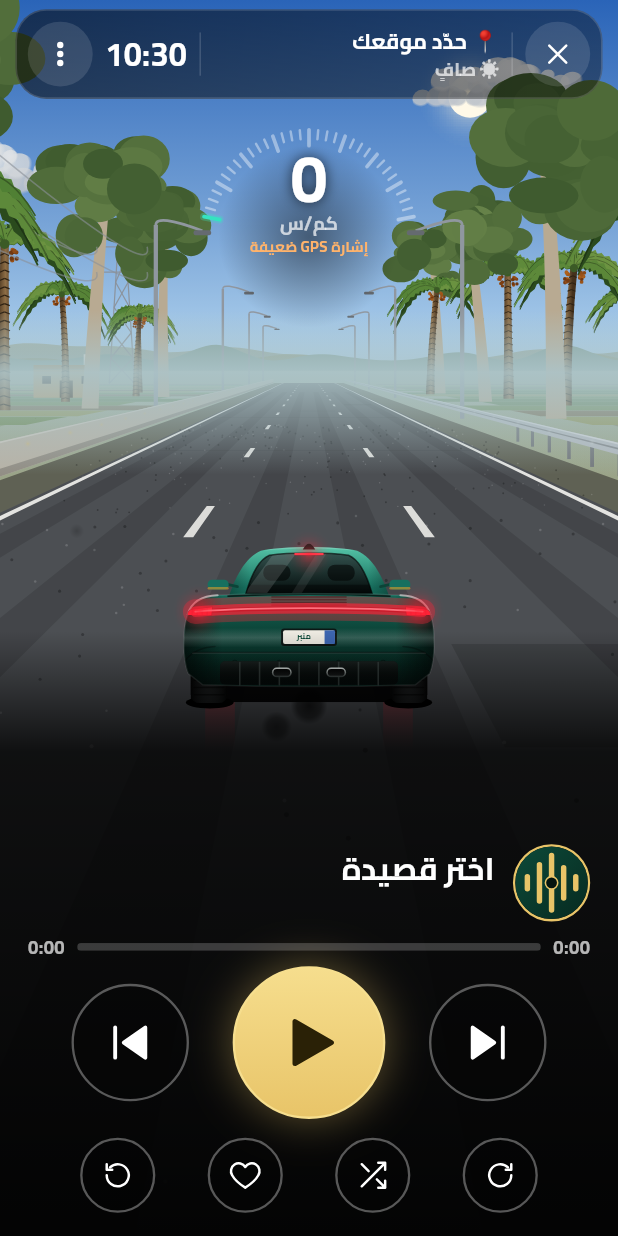
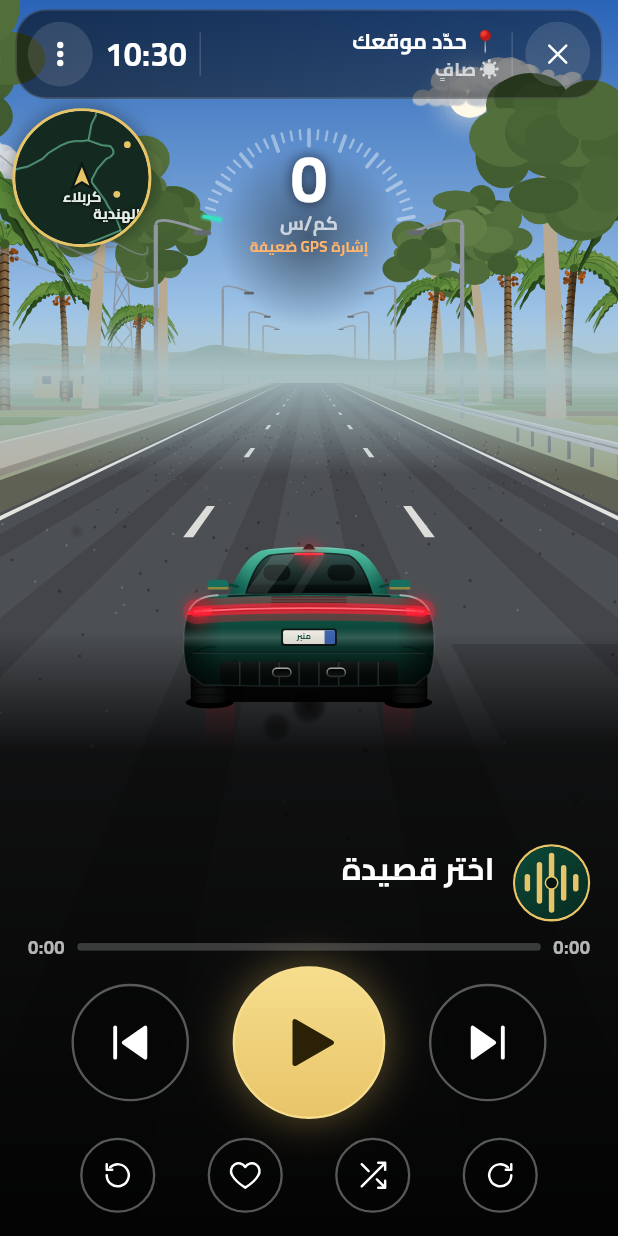
Before and after one commit to DrAhmed19/minbar, a Flutter app: the CarPage screen opened directly, after a tap on an icon or button, on a phone screen of 412 x 824 dp. Run offline on Flutter 3.47's test engine with Material 3 defaults, Android fonts, the phone set to English and light mode, and no system bars; our stand-ins replace app_links, audio_service, cached_network_image, cloud_firestore, connectivity_plus, file_picker and 17 more; missing offline and left inert: audio_session, dart:ffi, ota_update, workmanager; accounts and stored records are empty; network calls fail; statements that could not run were skipped; project files that could hold a hidden picture were left out.

Commit message:
وضع السيارة: خريطة مصغرة مخصصة بدون إنترنت (دائرة + شريط البلدات)
Co-Authored-By: Claude Sonnet 5.5 <noreply@anthropic.com>
Claude-Session: https://claude.ai/code/session_01Wyjf8CexDQJccCeWicpDw3

```diff
--- a/native/lib/car.dart
+++ b/native/lib/car.dart
@@ -19,6 +19,7 @@ import 'ui.dart';
 
 part 'car_scene.dart';
 part 'car_geo.dart';
+part 'car_map.dart';
 
 /// وضع السيارة: مشهد قيادة حيّ بكامل الشاشة.
 /// - السرعة من GPS مع تنقية (دقة السرعة، رفض القفزات، حساب احتياطي من المسافة/الزمن).
@@ -401,6 +402,10 @@ class _CarPageState extends State<CarPage> with SingleTickerProviderStateMixin {
   double _lt = 0, _rawV = 0, _turn = 0, _acc = 99, _fixAt = -99, _blinkHold = 0;
   double _lat = 32.616, _lon = 44.024; // كربلاء افتراضياً
   double _posAt = -99, _gpsStartAt = -99, _lastRestart = -99;
+  final _mapTick = ValueNotifier<int>(0);
+  final _nav = ValueNotifier<_NavInfo?>(null);
+  double _mapHead = 0;
+  bool _mapOn = true;
   bool _gotFix = false, _useLM = true; // _useLM: GPS مباشر من الجهاز (يعمل بدون إنترنت) وإلا مزوّد جوجل
   // الطقس والوقت
   _Wx _wx = _Wx();
@@ -519,6 +524,7 @@ class _CarPageState extends State<CarPage> with SingleTickerProviderStateMixin {
       if (!_carColors.containsKey(_sc.color)) _sc.color = 'green';
       _limit = p.getInt('car.limit') ?? 0;
       _restOn = p.getBool('car.rest') ?? true;
+      _mapOn = p.getBool('car.map') ?? true;
       _qMode = p.getInt('car.q') ?? 0;
       _bMode = p.getInt('car.biome') ?? -1;
       _applyBiome();
@@ -568,6 +574,7 @@ class _CarPageState extends State<CarPage> with SingleTickerProviderStateMixin {
         final dh = ((p.heading - lp.heading + 540) % 360) - 180;
         _turn += (_cl((dh / dt) * math.pi / 180, -0.6, 0.6) - _turn) * 0.6;
         _sc.heading = p.heading;
+        _mapHead = (_mapHead + ((p.heading - _mapHead + 540) % 360 - 180) * 0.6 + 360) % 360;
       } else if (sp < 1.5) {
         _turn *= 0.5;
       }
@@ -581,6 +588,10 @@ class _CarPageState extends State<CarPage> with SingleTickerProviderStateMixin {
       _env();
     }
     _geo(); // تحديث المنطقة تلقائياً مع التنقل (محلي وفوري)
+    if (_mapOn) {
+      final nv = _navCompute(_lat, _lon, _mapHead, sp > 2.5);
+      if (nv != null || sp > 2.5) _nav.value = nv;
+    }
     if (sp < 0.6) sp = 0; // ضجيج التوقف
     _rawV = sp;
     _fixAt = _now;
@@ -820,6 +831,7 @@ class _CarPageState extends State<CarPage> with SingleTickerProviderStateMixin {
     final kmh = gps ? (s.v * 3.6).round() : 0;
     if (kmh != _kmh.value) _kmh.value = kmh;
     _frame.value++;
+    if (_mapOn && _frame.value % 6 == 0) _mapTick.value++;
   }
 
   /// إحصاءات الرحلة، تنبيه السرعة الهادئ، وتذكير الاستراحة
@@ -961,6 +973,8 @@ class _CarPageState extends State<CarPage> with SingleTickerProviderStateMixin {
     _gs?.cancel();
     _beep?.dispose();
     _frame.dispose();
+    _mapTick.dispose();
+    _nav.dispose();
     _kmh.dispose();
     _clock.dispose();
     _fx.dispose();
@@ -1224,6 +1238,19 @@ class _CarPageState extends State<CarPage> with SingleTickerProviderStateMixin {
                     save('car.q', i);
                     _World.q = i == 0 ? (app.player.perf == 0 ? 2 : 1) : 3 - i;
                   }),
+                  const SizedBox(height: 6),
+                  SwitchListTile(
+                    contentPadding: EdgeInsets.zero,
+                    value: _mapOn,
+                    activeColor: kGold,
+                    onChanged: (v) => upd(() {
+                      _mapOn = v;
+                      save('car.map', v);
+                      if (!v) _nav.value = null;
+                    }),
+                    title: Text('الخريطة المصغرة وشريط البلدات', style: tx(14, c: Colors.white)),
+                    subtitle: Text('تعمل بدون إنترنت', style: tx(12, c: Colors.white54)),
+                  ),
                 ]),
                 card(Ic.power, 'الاتصال بالسيارة', [
                   SwitchListTile(
@@ -1569,6 +1596,41 @@ class _CarPageState extends State<CarPage> with SingleTickerProviderStateMixin {
         child: RepaintBoundary(child: CustomPaint(painter: _World(_sc, st, _frame), size: Size.infinite)),
       );
 
+  Widget _miniMap(double size) => IgnorePointer(
+        child: Container(
+          width: size,
+          height: size,
+          decoration: BoxDecoration(shape: BoxShape.circle, border: Border.all(color: kGold, width: 2), boxShadow: const [BoxShadow(color: Color(0x66000000), blurRadius: 10)]),
+          child: ClipOval(child: RepaintBoundary(child: CustomPaint(painter: _MapPainter(this, _mapTick), size: Size(size, size)))),
+        ),
+      );
+
+  Widget _navStrip(double w) => ValueListenableBuilder<_NavInfo?>(
+        valueListenable: _nav,
+        builder: (_, n, __) => n == null
+            ? const SizedBox.shrink()
+            : IgnorePointer(
+                child: Container(
+                  width: w,
+                  height: 32,
+                  padding: const EdgeInsets.symmetric(horizontal: 12),
+                  decoration: BoxDecoration(color: const Color(0x8C000000), borderRadius: BorderRadius.circular(16), border: Border.all(color: const Color(0x26FFFFFF))),
+                  child: Row(children: [
+                    Text(n.from, style: tx(11.5, c: Colors.white70)),
+                    const SizedBox(width: 8),
+                    Expanded(
+                      child: Stack(alignment: Alignment.center, children: [
+                        Container(height: 3, decoration: BoxDecoration(color: const Color(0x40FFFFFF), borderRadius: BorderRadius.circular(2))),
+                        Align(alignment: AlignmentDirectional.centerStart, child: FractionallySizedBox(widthFactor: n.frac.clamp(0.02, 1.0), child: Container(height: 3, decoration: BoxDecoration(color: kGold, borderRadius: BorderRadius.circular(2))))),
+                      ]),
+                    ),
+                    const SizedBox(width: 8),
+                    Text('${n.to} · ${n.km < 10 ? n.km.toStringAsFixed(1) : n.km.round()} كم', style: tx(11.5, c: Colors.white)),
+                  ]),
+                ),
+              ),
+      );
+
   Widget _overlays(double cy) => IgnorePointer(
         child: Stack(children: [
           Positioned(
@@ -1651,6 +1713,8 @@ class _CarPageState extends State<CarPage> with SingleTickerProviderStateMixin {
                     child: const IgnorePointer(child: DecoratedBox(decoration: BoxDecoration(gradient: LinearGradient(begin: Alignment.centerLeft, end: Alignment.centerRight, colors: [Color(0x00000000), Color(0xB3000000), Color(0xD9000000)], stops: [0, 0.25, 1]))))),
                 Positioned(left: 0, width: sw, top: 0, bottom: 0, child: _overlays(carY - cw * 0.4)),
                 Positioned(top: top + 66, left: sw * 0.5 - g / 2, child: _speedo(g)),
+                if (_mapOn && sw * 0.5 - g / 2 - 16 >= 62) Positioned(top: top + 66, left: 8, child: _miniMap(math.min(90.0, sw * 0.5 - g / 2 - 16))),
+                if (_mapOn) Positioned(left: 0, width: sw, top: hz + 44, child: Center(child: _navStrip(math.min(sw * 0.84, 330.0)))),
                 Positioned(top: top - 4, left: 0, right: 0, child: _topBar()),
                 Positioned(left: 0, width: sw, top: hz + 8, child: _bannerW()),
                 Positioned(
@@ -1681,6 +1745,8 @@ class _CarPageState extends State<CarPage> with SingleTickerProviderStateMixin {
                   child: const IgnorePointer(child: DecoratedBox(decoration: BoxDecoration(gradient: LinearGradient(begin: Alignment.topCenter, end: Alignment.bottomCenter, colors: [Color(0x00000000), Color(0xCC000000), Color(0xF2000000)], stops: [0, 0.2, 1]))))),
               Positioned.fill(child: _overlays(carY - cw * 0.4)),
               Positioned(top: top + 66, left: (w - g) / 2, child: _speedo(g)),
+              if (_mapOn && (w - g) / 2 - 16 >= 62) Positioned(top: top + 66, left: 8, child: _miniMap(math.min(90.0, (w - g) / 2 - 16))),
+              if (_mapOn) Positioned(left: 0, right: 0, top: hz + 44, child: Center(child: _navStrip(math.min(w * 0.84, 330.0)))),
               Positioned(top: top - 4, left: 0, right: 0, child: _topBar()),
               Positioned(left: 0, right: 0, top: hz + 6, child: _bannerW()),
               Positioned(
--- a/native/lib/car_geo.dart
+++ b/native/lib/car_geo.dart
@@ -141,5 +141,5 @@ _Region? _offlineRegion(double lat, double lon) {
   } else if (gov == 'Al-Anbar' && lon < 43.3 || gov == 'Al-Muthanna' && lon < 45.6 || gov == 'An-Najaf' && lon < 44.0 || gov == 'Karbala' && lon < 43.8 || gov == 'Ninawa' && lon < 41.9 || gov == 'Al-Basrah' && lon < 47.3 || gov == 'Dhi Qar' && lat < 30.9 && lon < 46.3) {
     biome = _bDesert;
   }
-  return _Region(place, sub, biome);
+  return _Region(place, sub, biome, gov);
 }
--- /dev/null
+++ b/native/lib/car_map.dart
@@ -0,0 +1,113 @@
+part of 'car.dart';
+
+// ======================= خريطة مصغرة مخصصة (تُرسم من بيانات العراق المحلية، بدون إنترنت) =======================
+
+/// دائرة خريطة: حدود المحافظات وبلداتها حول موقعك، تدور مع اتجاه السير، وسهم ذهبي بالمركز
+class _MapPainter extends CustomPainter {
+  final _CarPageState st;
+  _MapPainter(this.st, Listenable repaint) : super(repaint: repaint);
+  static final _tp = <String, TextPainter>{};
+  static TextPainter _label(String t) => _tp[t] ??= TextPainter(
+        text: TextSpan(text: t, style: const TextStyle(fontFamily: 'Cairo', fontSize: 9.5, color: Color(0xFFE6EEE9), fontWeight: FontWeight.w700, shadows: [Shadow(color: Color(0xFF000000), blurRadius: 3)])),
+        textDirection: TextDirection.rtl,
+      )..layout();
+
+  @override
+  void paint(Canvas c, Size s) {
+    final r = s.width / 2;
+    // موقع محسوب بين تحديثين (حركة ناعمة)
+    final hd = st._mapHead * math.pi / 180, age = _cl(st._now - st._fixAt, 0, 1.5), dist = st._sc.v * age;
+    final lat = st._lat + dist * math.cos(hd) / 111200, lon = st._lon + dist * math.sin(hd) / (111200 * math.cos(st._lat * math.pi / 180));
+    const viewKm = 36.0;
+    final k = r / viewKm, cosL = math.cos(lat * math.pi / 180);
+    Offset pt(double la, double lo) => Offset((lo - lon) * cosL * 111.2 * k, -(la - lat) * 111.2 * k);
+    c.drawCircle(Offset(r, r), r, Paint()..color = const Color(0xFF0B1914));
+    final cur = st._region?.govKey;
+    c.save();
+    c.translate(r, r);
+    c.rotate(-hd);
+    final fill = Paint()..style = PaintingStyle.fill, line = Paint()..style = PaintingStyle.stroke..strokeWidth = 1.3..color = const Color(0x995FAE8A);
+    for (final key in _govPoly.keys) {
+      for (final ring in _ringsOf(key)) {
+        final p = Path();
+        for (int i = 0; i < ring.length; i += 2) {
+          final o = pt(ring[i], ring[i + 1]);
+          i == 0 ? p.moveTo(o.dx, o.dy) : p.lineTo(o.dx, o.dy);
+        }
+        p.close();
+        c.drawPath(p, fill..color = key == cur ? const Color(0xFF1F4A38) : const Color(0xFF14291F));
+        c.drawPath(p, line);
+      }
+    }
+    final near = <(double, Offset, String)>[];
+    final dot = Paint()..color = const Color(0xFFE8C468);
+    for (final t in _towns) {
+      final o = pt(t.$2, t.$3), d = o.distance;
+      if (d > r * 1.25) continue;
+      c.drawCircle(o, t.$4 > 6 ? 3.2 : 2.2, dot);
+      if (d < r * 0.82) near.add((d, o, t.$1));
+    }
+    c.restore();
+    // أسماء أقرب 3 بلدات (تبقى أفقية)
+    near.sort((a, b) => a.$1.compareTo(b.$1));
+    final ca = math.cos(-hd), sa = math.sin(-hd);
+    for (final n in near.take(3)) {
+      final o = Offset(r + n.$2.dx * ca - n.$2.dy * sa, r + n.$2.dx * sa + n.$2.dy * ca);
+      final tp = _label(n.$3);
+      tp.paint(c, o + Offset(-tp.width / 2, 4));
+    }
+    // سهم السيارة
+    final a = Path()
+      ..moveTo(r, r - 9)
+      ..lineTo(r + 6.5, r + 7)
+      ..lineTo(r, r + 3)
+      ..lineTo(r - 6.5, r + 7)
+      ..close();
+    c.drawPath(a, Paint()..color = const Color(0xFFE8C468));
+    c.drawPath(a, Paint()..style = PaintingStyle.stroke..strokeWidth = 1.5..color = const Color(0xFF0B1914));
+  }
+
+  @override
+  bool shouldRepaint(covariant _MapPainter o) => true;
+}
+
+/// معلومات الشريط: البلدة الحالية/الأخيرة، البلدة القادمة بالاتجاه، المتبقي
+class _NavInfo {
+  final String from, to;
+  final double km, frac;
+  const _NavInfo(this.from, this.to, this.km, this.frac);
+}
+
+int _lastTownIdx = -1;
+
+_NavInfo? _navCompute(double lat, double lon, double heading, bool moving) {
+  int ni = -1;
+  double nd = 1e9;
+  for (int i = 0; i < _towns.length; i++) {
+    final d = _kmBetween(lat, lon, _towns[i].$2, _towns[i].$3);
+    if (d < nd) {
+      nd = d;
+      ni = i;
+    }
+  }
+  if (ni < 0) return null;
+  if (_lastTownIdx < 0 || nd <= _towns[ni].$4 * 1.5) _lastTownIdx = ni;
+  if (!moving) return null;
+  final from = _towns[_lastTownIdx];
+  int bi = -1;
+  double bd = 1e9;
+  for (int i = 0; i < _towns.length; i++) {
+    if (i == _lastTownIdx) continue;
+    final t = _towns[i], d = _kmBetween(lat, lon, t.$2, t.$3);
+    if (d < 2 || d > 150 || d >= bd) continue;
+    final b = (math.atan2((t.$3 - lon) * math.cos(lat * math.pi / 180), t.$2 - lat) * 180 / math.pi + 360) % 360;
+    final dh = ((b - heading + 540) % 360) - 180;
+    if (dh.abs() < 55) {
+      bd = d;
+      bi = i;
+    }
+  }
+  if (bi < 0) return null;
+  final to = _towns[bi], total = _kmBetween(from.$2, from.$3, to.$2, to.$3);
+  return _NavInfo(from.$1, to.$1, bd, total <= 0 ? 0 : _cl(1 - bd / total));
+}
--- a/native/lib/car_scene.dart
+++ b/native/lib/car_scene.dart
@@ -7,7 +7,8 @@ const _biomeNames = {-1: 'تلقائي', _bCity: 'مدينة', _bDesert: 'صحر
 class _Region {
   final String place, sub;
   final int biome;
-  const _Region(this.place, this.sub, this.biome);
+  final String govKey;
+  const _Region(this.place, this.sub, this.biome, [this.govKey = '']);
 }
 
 int _biomeFor(String gov, String country, bool urban) {
```
